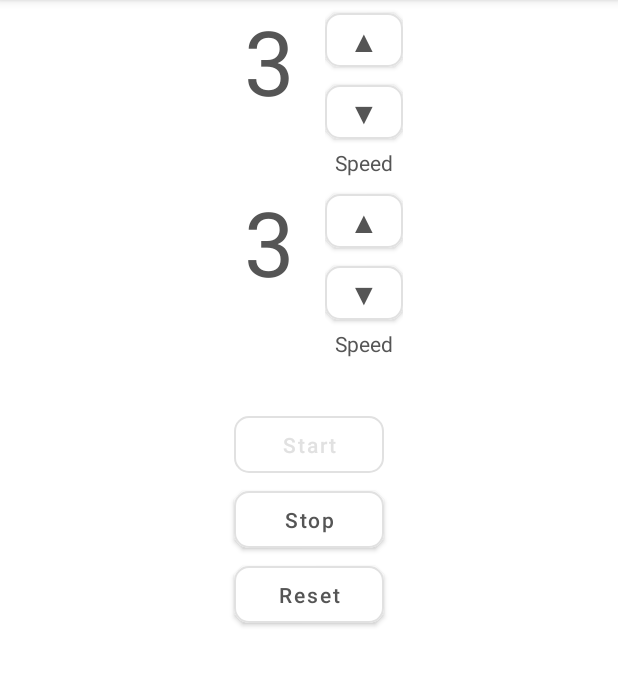
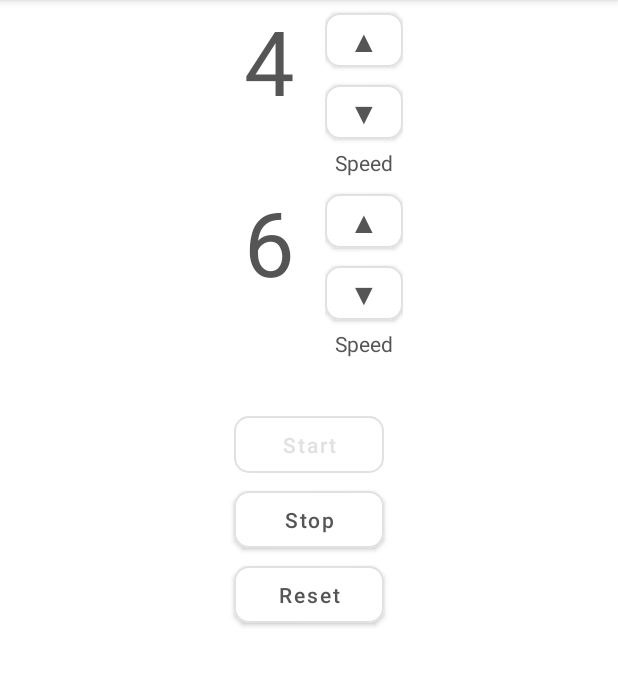
Before and after one commit to stalker-fc/mobile2k21, an Android app: the CounterView screen opened directly, with no data from a screen before it, after a tap on "Start", on a phone screen of 412 x 824 dp, the part 84-761 px from its top. Run offline under Robolectric (Android 15) with nearby library versions, the light colour scheme and no system bars.

Commit message:
second task is done everything works

```diff
--- a/app/src/main/java/ru/itmo/mobile2k21/second/CounterConfig.kt
+++ /dev/null
@@ -1,6 +0,0 @@
-package ru.itmo.mobile2k21.second
-
-data class CounterConfig(
-    var currentUpdateIntervalMs: Long,
-    val changeIntervalDeltaMs: Long,
-)
--- a/app/src/main/java/ru/itmo/mobile2k21/second/CounterPresenter.kt
+++ b/app/src/main/java/ru/itmo/mobile2k21/second/CounterPresenter.kt
@@ -8,7 +8,8 @@ import kotlin.math.max
 
 class CounterPresenter(
     private val counterView: ICounterView,
-    private val counterConfig: CounterConfig
+    private var currentUpdateIntervalMs: Long,
+    private val changeIntervalDeltaMs: Long,
 ) : ICounterPresenter {
     private val mainHandler: Handler = Handler(Looper.getMainLooper())
 
@@ -21,7 +22,7 @@ class CounterPresenter(
             if (isRunning.get()) {
                 counterModel.value.getAndIncrement()
                 updateCounterLabel()
-                mainHandler.postDelayed(this, counterConfig.currentUpdateIntervalMs)
+                mainHandler.postDelayed(this, currentUpdateIntervalMs)
             }
         }
     }
@@ -46,13 +47,13 @@ class CounterPresenter(
     }
 
     override fun slowDown() {
-        counterConfig.currentUpdateIntervalMs += counterConfig.changeIntervalDeltaMs
+        currentUpdateIntervalMs += changeIntervalDeltaMs
     }
 
     override fun speedUp() {
-        counterConfig.currentUpdateIntervalMs = max(
-            this.counterConfig.currentUpdateIntervalMs - counterConfig.changeIntervalDeltaMs,
-            counterConfig.changeIntervalDeltaMs
+        this.currentUpdateIntervalMs = max(
+            this.currentUpdateIntervalMs - this.changeIntervalDeltaMs,
+            this.changeIntervalDeltaMs
         )
     }
 
--- a/app/src/main/java/ru/itmo/mobile2k21/second/CounterView.kt
+++ b/app/src/main/java/ru/itmo/mobile2k21/second/CounterView.kt
@@ -9,9 +9,11 @@ import android.widget.TextView
 import androidx.fragment.app.Fragment
 import ru.itmo.mobile2k21.R
 
+
 class CounterView : Fragment(), ICounterView {
-    private val counterConfig: CounterConfig = CounterConfig(500, 50)
     private lateinit var presenter: ICounterPresenter
+    private var currentUpdateIntervalMs: Long = 0
+    private var changeIntervalDeltaMs: Long = 0
     private lateinit var counterLabel: TextView
     private lateinit var slowDownButton: Button
     private lateinit var speedUpButton: Button
@@ -21,12 +23,15 @@ class CounterView : Fragment(), ICounterView {
         container: ViewGroup?,
         savedInstanceState: Bundle?
     ): View? {
-        return inflater.inflate(R.layout.counter_item, container, false)
+        return inflater.inflate(R.layout.counter_fragment, container, false)
     }
 
     override fun onViewCreated(view: View, savedInstanceState: Bundle?) {
         super.onViewCreated(view, savedInstanceState)
-        presenter = CounterPresenter(this, counterConfig)
+        currentUpdateIntervalMs = arguments?.getLong("currentUpdateIntervalMs") ?: 0
+        changeIntervalDeltaMs = arguments?.getLong("changeIntervalDeltaMs") ?: 0
+
+        presenter = CounterPresenter(this, currentUpdateIntervalMs, changeIntervalDeltaMs)
 
         counterLabel = view.findViewById(R.id.counter_label)
         slowDownButton = view.findViewById(R.id.counter_slow_down)
@@ -35,6 +40,18 @@ class CounterView : Fragment(), ICounterView {
         slowDownButton.setOnClickListener { presenter.slowDown() }
         speedUpButton.setOnClickListener { presenter.speedUp() }
     }
+
+    companion object {
+        fun instance(currentUpdateIntervalMs: Long, changeIntervalDeltaMs: Long): CounterView {
+            val data = Bundle()
+            data.putLong("currentUpdateIntervalMs", currentUpdateIntervalMs)
+            data.putLong("changeIntervalDeltaMs", changeIntervalDeltaMs)
+            return CounterView().apply {
+                arguments = data
+            }
+        }
+    }
+
 
     override fun setLabelValue(value: Int) {
         counterLabel.text = value.toString()
@@ -49,6 +66,6 @@ class CounterView : Fragment(), ICounterView {
     }
 
     override fun reset() {
-        presenter.stop()
+        presenter.reset()
     }
 }
--- a/app/src/main/java/ru/itmo/mobile2k21/second/SecondActivity.kt
+++ b/app/src/main/java/ru/itmo/mobile2k21/second/SecondActivity.kt
@@ -2,8 +2,10 @@ package ru.itmo.mobile2k21.second
 
 import android.os.Bundle
 import android.widget.Button
+import android.widget.LinearLayout
 import androidx.appcompat.app.AppCompatActivity
 import androidx.fragment.app.FragmentManager
+import androidx.fragment.app.FragmentTransaction
 import ru.itmo.mobile2k21.R
 
 
@@ -49,24 +51,28 @@ class SecondActivity : AppCompatActivity() {
     }
 
     private fun initCounters() {
-        val fragmentManager: FragmentManager = supportFragmentManager
         val changeIntervalDeltaMs: Long = 50
 
         val firstCounterDelayMs: Long = 600
-        val firstCounterConfig = CounterConfig(
+        val firstCounterView: CounterView = CounterView.instance(
             firstCounterDelayMs,
             changeIntervalDeltaMs
         )
-        val firstCounterView: CounterView = fragmentManager.findFragmentById(R.id.first_counter) as CounterView
 
         val secondCounterDelayMs: Long = 400
-        val secondCounterConfig = CounterConfig(
+        val secondCounterView: CounterView = CounterView.instance(
             secondCounterDelayMs,
             changeIntervalDeltaMs
         )
-        val secondCounterView: CounterView = fragmentManager.findFragmentById(R.id.second_counter) as CounterView
+        counterViews = listOf(firstCounterView, secondCounterView)
 
-        counterViews = listOf(firstCounterView, secondCounterView)
+        val counters: LinearLayout = findViewById(R.id.counters)
+
+        val fragmentManager: FragmentManager = supportFragmentManager
+        val fragmentTransaction: FragmentTransaction = fragmentManager.beginTransaction()
+        fragmentTransaction.add(counters.id, firstCounterView)
+        fragmentTransaction.add(counters.id, secondCounterView)
+        fragmentTransaction.commit()
     }
 
 
--- a/app/src/main/res/layout/activity_second.xml
+++ b/app/src/main/res/layout/activity_second.xml
@@ -5,21 +5,11 @@
     android:orientation="vertical">
 
     <LinearLayout
+        android:id="@+id/counters"
         android:layout_width="match_parent"
         android:layout_height="wrap_content"
         android:orientation="vertical">
 
-        <fragment
-            class="ru.itmo.mobile2k21.second.CounterView"
-            android:id="@+id/first_counter"
-            android:layout_width="match_parent"
-            android:layout_height="wrap_content" />
-
-        <fragment
-            class="ru.itmo.mobile2k21.second.CounterView"
-            android:id="@+id/second_counter"
-            android:layout_width="match_parent"
-            android:layout_height="wrap_content" />
     </LinearLayout>
 
     <LinearLayout
```
Also changed, not shown: app/src/main/res/layout/counter_fragment.xml (renamed from app/src/main/res/layout/counter_item.xml).
